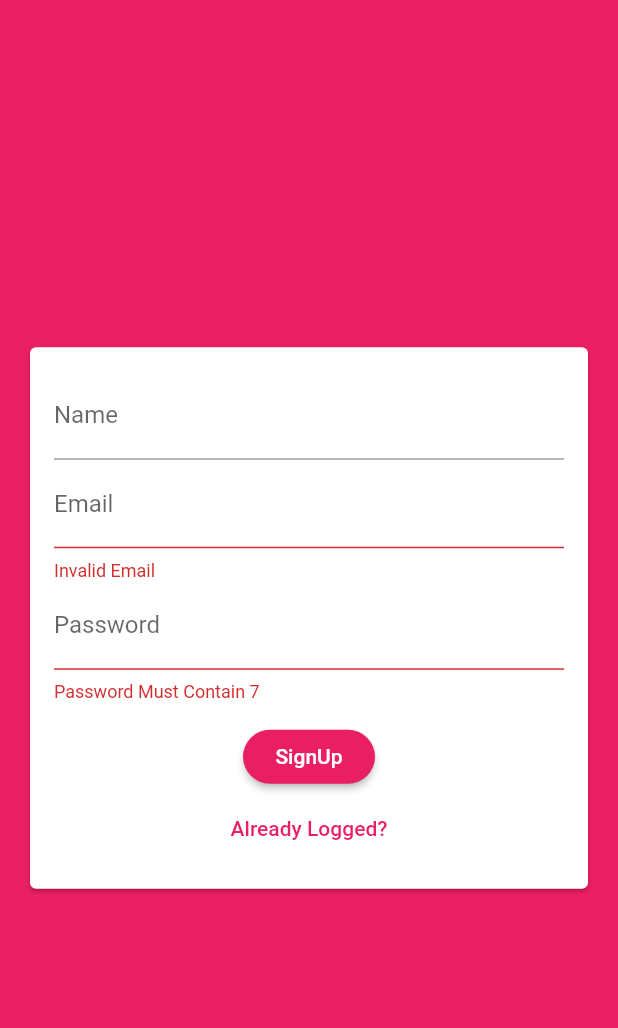
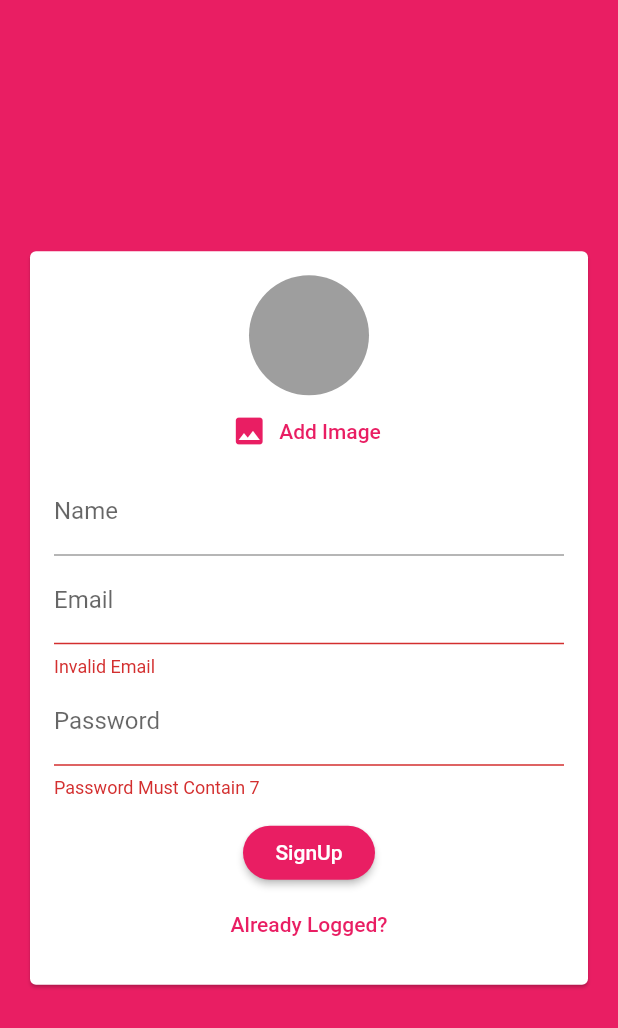
Before and after one commit to gabrieloliveira95/chat_flutter, a Flutter app: the screen it shows after launch, after a tap on "Login", after a tap on "Create Account", on a phone screen of 412 x 824 dp. Shown: the top 1028 px of the screen. Run offline on Flutter 3.47's test engine with Material 2 defaults, Android fonts, the phone set to English and light mode, and no system bars; our stand-ins replace cloud_firestore, firebase_auth, firebase_core, firebase_storage, image_picker; accounts and stored records are empty.

```diff
--- a/lib/main.dart
+++ b/lib/main.dart
@@ -1,6 +1,7 @@
 import 'package:chat_flutter/screens/auth_screen.dart';
 import 'package:chat_flutter/screens/chat_screen.dart';
 import 'package:firebase_auth/firebase_auth.dart';
+import 'package:firebase_core/firebase_core.dart';
 import 'package:flutter/material.dart';
 
 void main() {
@@ -10,6 +11,9 @@ void main() {
 class MyApp extends StatelessWidget {
   @override
   Widget build(BuildContext context) {
+    return FutureBuilder(
+      future: Firebase.initializeApp(),
+      builder: (ctx, appSnapShot) {
         return MaterialApp(
           title: 'Flutter Chat',
           theme: ThemeData(
@@ -27,7 +31,7 @@ class MyApp extends StatelessWidget {
             visualDensity: VisualDensity.adaptivePlatformDensity,
           ),
           home: StreamBuilder(
-        stream: FirebaseAuth.instance.onAuthStateChanged,
+            stream: FirebaseAuth.instance.authStateChanges(),
             builder: (ctx, userSnapshot) {
               if (userSnapshot.hasData) {
                 return ChatScreen();
@@ -37,5 +41,7 @@ class MyApp extends StatelessWidget {
             },
           ),
         );
+      },
+    );
   }
 }
--- a/lib/models/auth_data.dart
+++ b/lib/models/auth_data.dart
@@ -1,3 +1,5 @@
+import 'dart:io';
+
 enum AuthMode {
   LOGIN,
   SIGNUP,
@@ -7,6 +9,7 @@ class AuthData {
   String name;
   String email;
   String password;
+  File image;
   AuthMode _mode = AuthMode.LOGIN;
 
   AuthData({
--- a/lib/widgets/auth_form.dart
+++ b/lib/widgets/auth_form.dart
@@ -1,4 +1,7 @@
+import 'dart:io';
+
 import 'package:chat_flutter/models/auth_data.dart';
+import 'package:chat_flutter/widgets/user_image_picker.dart';
 import 'package:flutter/material.dart';
 
 class AuthForm extends StatefulWidget {
@@ -17,9 +20,22 @@ class _AuthFormState extends State<AuthForm> {
   void _subbmit() {
     bool isValid = _formKey.currentState.validate();
     FocusScope.of(context).unfocus();
+    if (_authData.image == null && _authData.isSignUp) {
+      Scaffold.of(context).showSnackBar(
+        SnackBar(
+          content: Text('No Image Selected'),
+          backgroundColor: Theme.of(context).errorColor,
+        ),
+      );
+      return;
+    }
     if (isValid) {
       widget.onSubmmit(_authData);
     }
+  }
+
+  void _handlePickedImage(File image) {
+    _authData.image = image;
   }
 
   @override
@@ -33,6 +49,7 @@ class _AuthFormState extends State<AuthForm> {
             key: _formKey,
             child: Column(
               children: [
+                if (_authData.isSignUp) UserImagePicker(_handlePickedImage),
                 if (_authData.isSignUp)
                   TextFormField(
                     key: ValueKey('name'),
--- /dev/null
+++ b/lib/widgets/user_image_picker.dart
@@ -0,0 +1,54 @@
+import 'dart:io';
+
+import 'package:flutter/material.dart';
+import 'package:image_picker/image_picker.dart';
+
+class UserImagePicker extends StatefulWidget {
+  final Function(File imagePicker) onImagePicker;
+  UserImagePicker(this.onImagePicker);
+  @override
+  _UserImagePickerState createState() => _UserImagePickerState();
+}
+
+class _UserImagePickerState extends State<UserImagePicker> {
+  File _pickedImageFile;
+  Future<void> imagePicker() async {
+    final picker = ImagePicker();
+    final pickedImage = await picker.getImage(
+      source: ImageSource.camera,
+      imageQuality: 50,
+      maxWidth: 150,
+    );
+    setState(() {
+      _pickedImageFile = File(pickedImage.path);
+    });
+    widget.onImagePicker(_pickedImageFile);
+  }
+
+  @override
+  Widget build(BuildContext context) {
+    return Column(
+      children: [
+        CircleAvatar(
+          radius: 40,
+          backgroundColor: Colors.grey,
+          backgroundImage:
+              _pickedImageFile != null ? FileImage(_pickedImageFile) : null,
+        ),
+        FlatButton.icon(
+          icon: Icon(
+            Icons.image,
+            color: Theme.of(context).primaryColor,
+          ),
+          label: Text(
+            'Add Image',
+            style: TextStyle(
+              color: Theme.of(context).primaryColor,
+            ),
+          ),
+          onPressed: imagePicker,
+        ),
+      ],
+    );
+  }
+}
```
Also changed, not shown: lib/screens/auth_screen.dart (+17 -4 lines), lib/screens/chat_screen.dart (+14 -27 lines), lib/widgets/message_bubble.dart (added, +77 -0 lines), lib/widgets/messages.dart (added, +36 -0 lines), lib/widgets/newMessage.dart (added, +54 -0 lines), pubspec.yaml (+5 -2 lines), pubspec.lock, 2 other files. Lines whose indentation alone changed are shown as unchanged.
